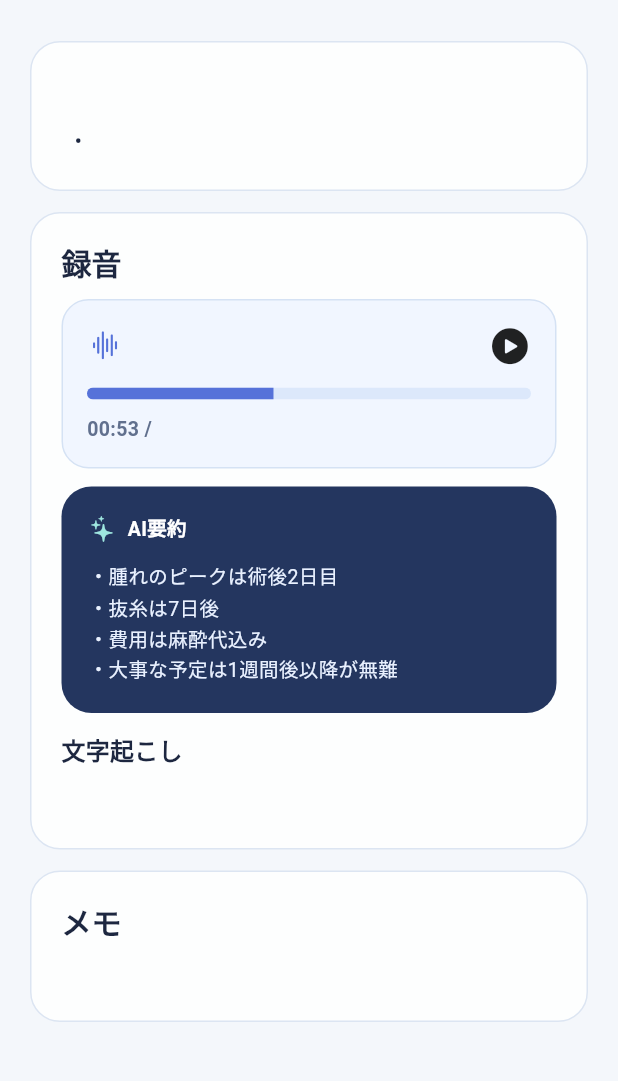
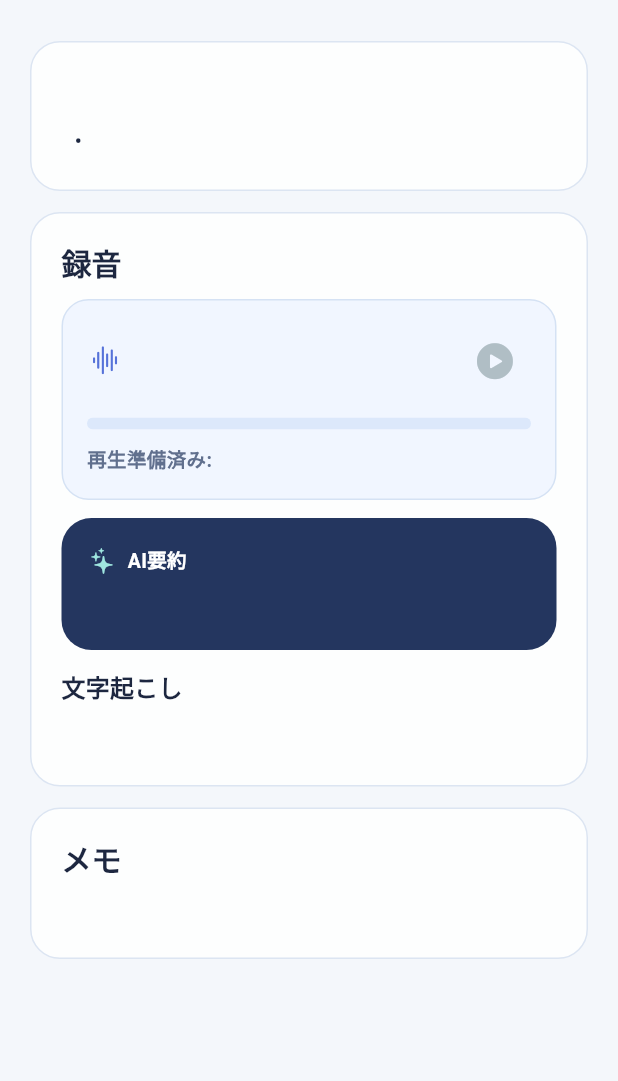
Before and after one commit to eminanoda/-, a Flutter app: the CounselingRecordDetailScreen screen opened directly with empty values, on a phone screen of 412 x 824 dp, the part 61-1142 px from its top. Run offline on Flutter 3.47's test engine with Material 3 defaults, Android fonts, the phone set to English and light mode, and no system bars; our stand-ins replace audioplayers, file_picker, speech_to_text; missing offline and left inert: record.

Commit message:
音声保存、微修正

```diff
--- a/lib/counseling_record_detail.dart
+++ b/lib/counseling_record_detail.dart
@@ -1,5 +1,8 @@
+import 'dart:io';
+
 import 'package:flutter/cupertino.dart';
 import 'package:flutter/material.dart';
+import 'package:audioplayers/audioplayers.dart';
 import 'models/conuseling_record.dart';
 import 'widgets/premium_ai_summary_card.dart';
 
@@ -31,19 +34,6 @@ class CounselingRecordDetailScreen extends StatelessWidget {
                       '${record.doctor}  •  ${record.date}',
                       style: theme.textTheme.bodyLarge,
                     ),
-                    /*const SizedBox(height: 16),
-                    Wrap(
-                      spacing: 8,
-                      runSpacing: 8,
-                      children: [
-                        _DetailChip(label: record.language),
-                        _DetailChip(
-                          label: record.audioDuration == null
-                              ? '音声なし'
-                              : '録音 ${record.audioDuration}',
-                        ),
-                      ],
-                    ),*/
                   ],
                 ),
               ),
@@ -130,13 +120,85 @@ class _DetailSurface extends StatelessWidget {
   }
 }
 
-class _AudioPlaybackCard extends StatelessWidget {
+class _AudioPlaybackCard extends StatefulWidget {
   const _AudioPlaybackCard({required this.record});
 
   final CounselingRecord record;
 
   @override
+  State<_AudioPlaybackCard> createState() => _AudioPlaybackCardState();
+}
+
+class _AudioPlaybackCardState extends State<_AudioPlaybackCard> {
+  final AudioPlayer _player = AudioPlayer();
+  bool _isPlaying = false;
+  Duration _duration = Duration.zero;
+  Duration _position = Duration.zero;
+
+  bool get _hasAudioPath => widget.record.audioFilePath != null;
+  bool get _fileExists => _hasAudioPath && File(widget.record.audioFilePath!).existsSync();
+
+  @override
+  void initState() {
+    super.initState();
+    _player.onPlayerComplete.listen((_) {
+      if (!mounted) return;
+      setState(() {
+        _isPlaying = false;
+        _position = Duration.zero;
+      });
+    });
+    _player.onDurationChanged.listen((duration) {
+      if (!mounted) return;
+      setState(() {
+        _duration = duration;
+      });
+    });
+    _player.onPositionChanged.listen((position) {
+      if (!mounted) return;
+      setState(() {
+        _position = position;
+      });
+    });
+  }
+
+  @override
+  void dispose() {
+    _player.dispose();
+    super.dispose();
+  }
+
+  String _formatDuration(Duration duration) {
+    final minutes = duration.inMinutes.remainder(60).toString().padLeft(2, '0');
+    final seconds = duration.inSeconds.remainder(60).toString().padLeft(2, '0');
+    return '$minutes:$seconds';
+  }
+
+  Future<void> _togglePlayback() async {
+    final path = widget.record.audioFilePath;
+    if (path == null || !File(path).existsSync()) {
+      return;
+    }
+    if (_isPlaying) {
+      await _player.pause();
+      setState(() {
+        _isPlaying = false;
+      });
+      return;
+    }
+
+    await _player.play(DeviceFileSource(path));
+    setState(() {
+      _isPlaying = true;
+    });
+  }
+
+  @override
   Widget build(BuildContext context) {
+    final progress = _duration.inMilliseconds > 0
+        ? _position.inMilliseconds / _duration.inMilliseconds
+        : 0.0;
+
     return Container(
       width: double.infinity,
       padding: const EdgeInsets.all(16),
@@ -154,29 +216,40 @@ class _AudioPlaybackCard extends StatelessWidget {
               const SizedBox(width: 12),
               Expanded(
                 child: Text(
-                  '' /*record.audioFileName!*/,
+                  widget.record.audioFileName ?? '音声ファイル',
                   style: const TextStyle(
                     fontWeight: FontWeight.w700,
                     color: Color(0xFF24365F),
                   ),
                 ),
               ),
-              const Icon(CupertinoIcons.play_circle_fill, size: 28),
+              IconButton(
+                onPressed: _fileExists ? _togglePlayback : null,
+                icon: Icon(
+                  _isPlaying ? CupertinoIcons.pause_circle_fill : CupertinoIcons.play_circle_fill,
+                  size: 28,
+                  color: _fileExists ? const Color(0xFF5672D9) : const Color(0xFFB0BEC5),
+                ),
+              ),
             ],
           ),
           const SizedBox(height: 14),
           ClipRRect(
             borderRadius: BorderRadius.circular(999),
-            child: const LinearProgressIndicator(
-              value: 0.42,
+            child: LinearProgressIndicator(
+              value: progress,
               minHeight: 8,
-              backgroundColor: Color(0xFFDCE8FB),
-              valueColor: AlwaysStoppedAnimation(Color(0xFF5672D9)),
+              backgroundColor: const Color(0xFFDCE8FB),
+              valueColor: const AlwaysStoppedAnimation(Color(0xFF5672D9)),
             ),
           ),
           const SizedBox(height: 10),
           Text(
-            '00:53 / ${record.audioDuration}',
+            _fileExists
+                ? '${_formatDuration(_position)} / ${_formatDuration(_duration)}'
+                : widget.record.audioDuration != null
+                    ? '再生準備済み: ${widget.record.audioDuration}'
+                    : '再生準備中',
             style: const TextStyle(
               color: Color(0xFF61708E),
               fontWeight: FontWeight.w600,
--- a/lib/models/conuseling_record.dart
+++ b/lib/models/conuseling_record.dart
@@ -13,6 +13,7 @@ class CounselingRecord {
     required this.memo,
     required this.isPremium,
     this.audioFileName,
+    this.audioFilePath,
     this.audioDuration,
     this.transcript,
     this.aiSummary,
@@ -26,6 +27,7 @@ class CounselingRecord {
     'memo': memo,
     'isPremium': isPremium,
     if (audioFileName != null) 'audioFileName': audioFileName,
+    if (audioFilePath != null) 'audioFilePath': audioFilePath,
     if (audioDuration != null) 'audioDuration': audioDuration,
     if (transcript != null) 'transcript': transcript,
     if (aiSummary != null) 'aiSummary': aiSummary,
@@ -40,6 +42,7 @@ class CounselingRecord {
       memo: json['memo'] as String,
       isPremium: json['isPremium'] as bool,
       audioFileName: json['audioFileName'] as String?,
+      audioFilePath: json['audioFilePath'] as String?,
       audioDuration: json['audioDuration'] as String?,
       transcript: json['transcript'] as String?,
       aiSummary: json['aiSummary'] as String?,
@@ -53,6 +56,7 @@ class CounselingRecord {
   final String memo;
   final bool isPremium;
   final String? audioFileName;
+  final String? audioFilePath;
   final String? audioDuration;
   final String? transcript;
   final String? aiSummary;
--- a/lib/widgets/premium_ai_summary_card.dart
+++ b/lib/widgets/premium_ai_summary_card.dart
@@ -8,9 +8,7 @@ class PremiumAiSummaryCard extends StatelessWidget {
 
   @override
   Widget build(BuildContext context) {
-    final displayText = summary?.trim().isNotEmpty == true
-        ? summary!
-        : '・腫れのピークは術後2日目\n・抜糸は7日後\n・費用は麻酔代込み\n・大事な予定は1週間後以降が無難';
+    final displayText = summary ?? '';
     return Container(
       width: double.infinity,
       padding: const EdgeInsets.all(18),
```
Also changed, not shown: lib/tab_add.dart (+53 -11 lines), 1 other file.
